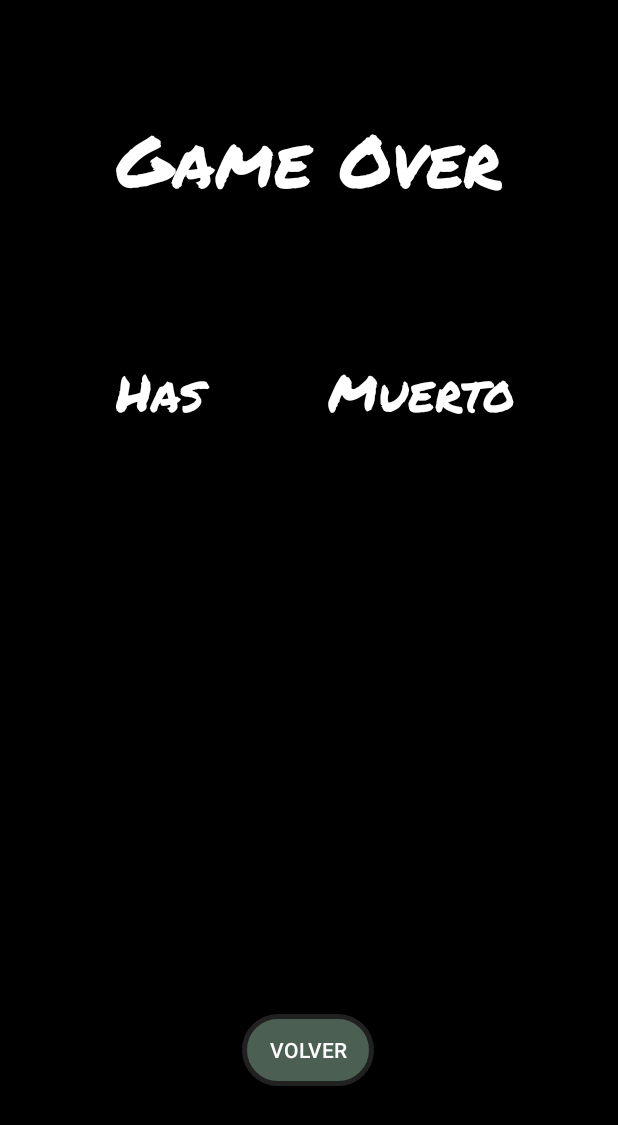
After one commit to Chaffops/LaUltimaEsperanza, an Android app: the GameOver screen opened directly, with no data from a screen before it, on a phone screen of 412 x 824 dp. The commit adds this screen. Shown: the top 1125 px of the screen. Run offline under Robolectric (Android 15) with nearby library versions, the phone set to English and light mode, and no system bars.

Commit message:
a dormir

```diff
--- /dev/null
+++ b/app/src/main/java/com/example/laultimaesperanza/GameOver.java
@@ -0,0 +1,22 @@
+package com.example.laultimaesperanza;
+
+import androidx.appcompat.app.AppCompatActivity;
+
+import android.content.Intent;
+import android.os.Bundle;
+import android.view.View;
+
+public class GameOver extends AppCompatActivity {
+
+    @Override
+    protected void onCreate(Bundle savedInstanceState) {
+        super.onCreate(savedInstanceState);
+        setContentView(R.layout.activity_game_over);
+    }
+
+    public void irPirncipal(View view){
+
+        Intent iPrici = new Intent(this, MainActivity.class);
+        startActivity(iPrici);
+    }
+}
--- a/app/src/main/java/com/example/laultimaesperanza/PantallaJuego.java
+++ b/app/src/main/java/com/example/laultimaesperanza/PantallaJuego.java
@@ -22,15 +22,15 @@ public class PantallaJuego extends AppCompatActivity {
 
         Bundle recibido=getIntent().getExtras();
 
-        juego=new Juego(this,this ,1);
+        juego=new Juego(this,this ,recibido.getInt("ronda"), recibido.getInt("daño"),recibido.getFloat("velocidad"), recibido.getInt("vida"));
 
         setContentView(juego);
     }
 
     public void irPirncipal(){
 
-        Intent iPrici = new Intent(this, MainActivity.class);
-        startActivity(iPrici);
+        Intent iOver = new Intent(this, GameOver.class);
+        startActivity(iOver);
     }
 
     @Override
--- a/app/src/main/java/com/example/laultimaesperanza/entidades/Jugador.java
+++ b/app/src/main/java/com/example/laultimaesperanza/entidades/Jugador.java
@@ -28,14 +28,18 @@ public class Jugador extends Entidad {
 
     private EstadoJugador estadoJugador;
 
-    public Jugador(Context context, Joystick j, double x, double y, double r, Animacion animacion,int daño/*,int velocidad,int vidaInicial ,int ronda,int dinero, int puntuacion*/) {
+    public Jugador(Context context, Joystick j, double x, double y, double r, Animacion animacion,int daño,float velocidad,int vidaInicial ) {
         super(context, ContextCompat.getColor(context, R.color.jugador), x, y, r);
         this.joystick = j;
         this.vida = new Vida(context, this);
         this.puntosVida = MAX_PUNTOS_VIDA;
         this.animacion = animacion;
         this.estadoJugador=new EstadoJugador(this);
+
         this.daño=daño;
+        VELJUGADOR=VELJUGADOR+(VELJUGADOR*velocidad);
+        puntosVida=vidaInicial;
+
     }
 
     public void actualizar() {
--- /dev/null
+++ b/app/src/main/res/layout/activity_game_over.xml
@@ -0,0 +1,63 @@
+<?xml version="1.0" encoding="utf-8"?>
+<androidx.constraintlayout.widget.ConstraintLayout xmlns:android="http://schemas.android.com/apk/res/android"
+    xmlns:app="http://schemas.android.com/apk/res-auto"
+    xmlns:tools="http://schemas.android.com/tools"
+    android:layout_width="match_parent"
+    android:layout_height="match_parent"
+    android:background="#000000"
+    tools:context=".GameOver">
+
+    <TextView
+        android:id="@+id/textView2"
+        android:layout_width="wrap_content"
+        android:layout_height="wrap_content"
+        android:layout_marginTop="72dp"
+        android:fontFamily="@font/permanent_marker"
+        android:text="Game Over"
+        android:textColor="#FFFFFF"
+        android:textSize="48sp"
+        app:layout_constraintEnd_toEndOf="parent"
+        app:layout_constraintStart_toStartOf="parent"
+        app:layout_constraintTop_toTopOf="parent" />
+
+    <TextView
+        android:id="@+id/textView4"
+        android:layout_width="wrap_content"
+        android:layout_height="wrap_content"
+        android:layout_marginTop="96dp"
+        android:fontFamily="@font/permanent_marker"
+        android:text="Has "
+        android:textColor="#FFFFFF"
+        android:textSize="34sp"
+        app:layout_constraintEnd_toEndOf="parent"
+        app:layout_constraintHorizontal_bias="0.227"
+        app:layout_constraintStart_toStartOf="parent"
+        app:layout_constraintTop_toBottomOf="@+id/textView2" />
+
+    <TextView
+        android:id="@+id/textView5"
+        android:layout_width="wrap_content"
+        android:layout_height="wrap_content"
+        android:layout_marginTop="96dp"
+        android:fontFamily="@font/permanent_marker"
+        android:text="Muerto"
+        android:textColor="#FFFFFF"
+        android:textSize="34sp"
+        app:layout_constraintEnd_toEndOf="parent"
+        app:layout_constraintHorizontal_bias="0.506"
+        app:layout_constraintStart_toEndOf="@+id/textView4"
+        app:layout_constraintTop_toBottomOf="@+id/textView2" />
+
+    <Button
+        android:id="@+id/button"
+        android:layout_width="wrap_content"
+        android:layout_height="wrap_content"
+        android:layout_marginBottom="100dp"
+        android:background="@drawable/btnemp"
+        android:onClick="irPirncipal"
+        android:text="Volver"
+        app:layout_constraintBottom_toBottomOf="parent"
+        app:layout_constraintEnd_toEndOf="parent"
+        app:layout_constraintHorizontal_bias="0.498"
+        app:layout_constraintStart_toStartOf="parent" />
+</androidx.constraintlayout.widget.ConstraintLayout>
```
Also changed, not shown: app/src/main/AndroidManifest.xml (+12 -6 lines), app/src/main/java/com/example/laultimaesperanza/MainActivity.java (+44 -17 lines), app/src/main/java/com/example/laultimaesperanza/database/Controlador.java (+64 -15 lines), app/src/main/java/com/example/laultimaesperanza/entidades/Zombi.java (+6 -5 lines), app/src/main/java/com/example/laultimaesperanza/juego/Juego.java (+5 -6 lines).
